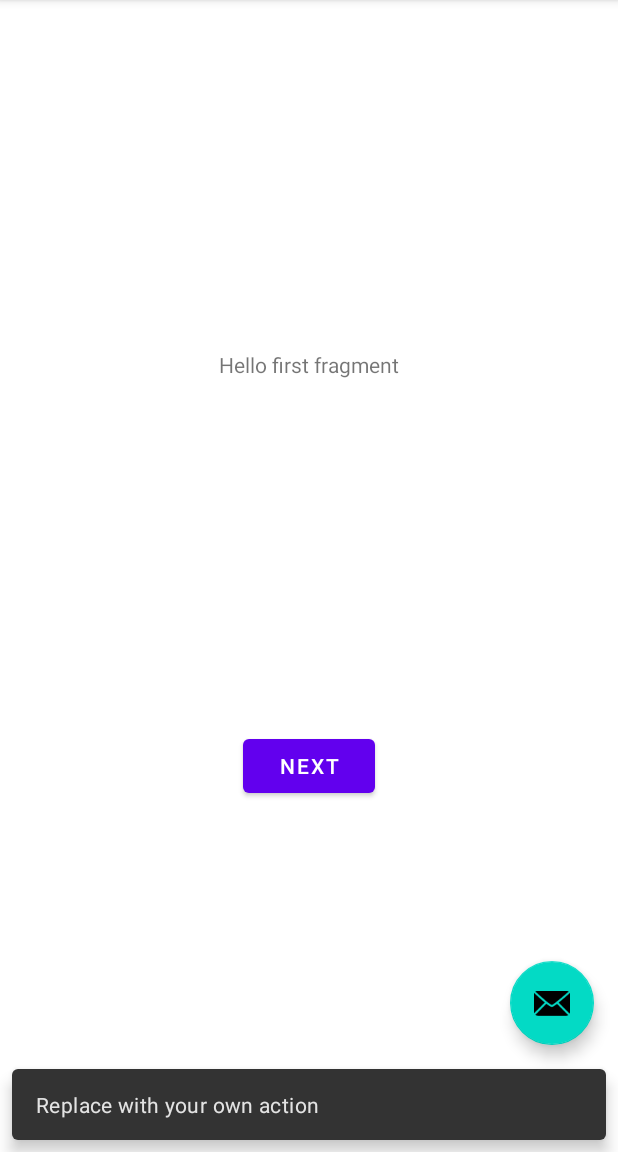
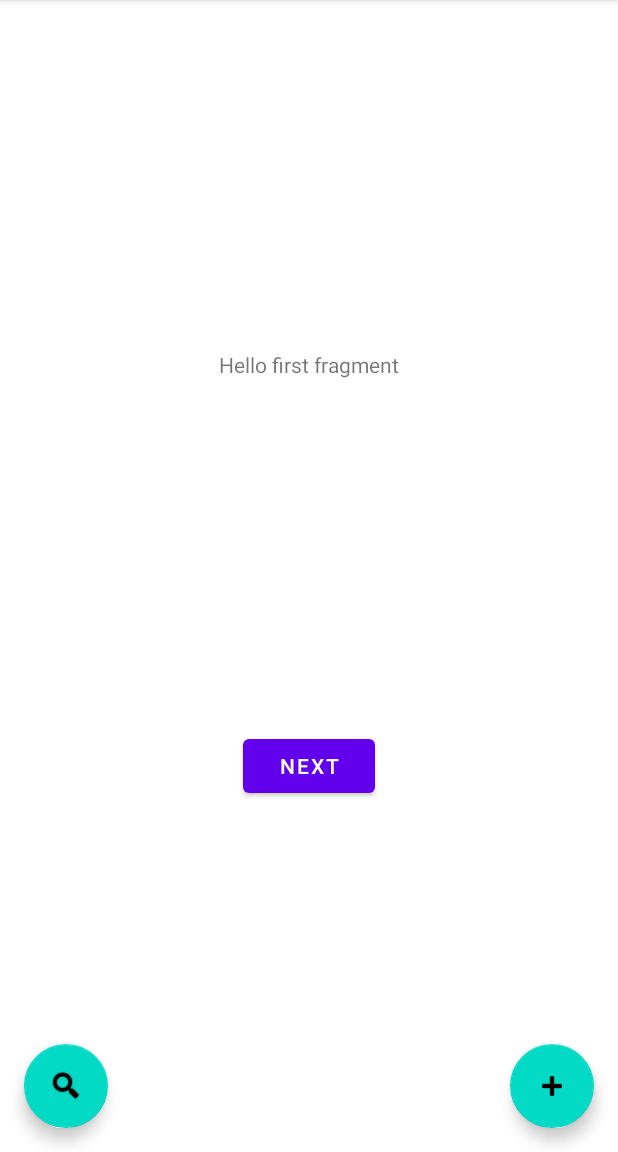
Before and after one commit to danagomezbalada/potatoappdana, an Android app: the PatataActivity screen opened directly, with no data from a screen before it, after a tap on an icon or button, on a phone screen of 412 x 824 dp, the part 84-1236 px from its top. Run offline under Robolectric (Android 15) with nearby library versions, the phone set to English and light mode, and no system bars.

Commit message:
Afegits FloatingActionButton.

```diff
--- a/app/src/main/java/dam2021/mp08/uf1/p1/GOMEZ_DANA/PatataActivity.java
+++ b/app/src/main/java/dam2021/mp08/uf1/p1/GOMEZ_DANA/PatataActivity.java
@@ -1,5 +1,6 @@
 package dam2021.mp08.uf1.p1.GOMEZ_DANA;
 
+import android.content.Intent;
 import android.os.Bundle;
 
 import com.google.android.material.floatingactionbutton.FloatingActionButton;
@@ -23,11 +24,22 @@ public class PatataActivity extends AppCompatActivity {
         setSupportActionBar(toolbar);
 
         FloatingActionButton fab = findViewById(R.id.fab);
+        FloatingActionButton fab2 = findViewById(R.id.fab);
+
         fab.setOnClickListener(new View.OnClickListener() {
             @Override
             public void onClick(View view) {
-                Snackbar.make(view, "Replace with your own action", Snackbar.LENGTH_LONG)
-                        .setAction("Action", null).show();
+                Intent i = new Intent(PatataActivity.this, CercaPatatesFragment.class);
+                startActivity(i);
+
+            }
+        });
+
+        fab2.setOnClickListener(new View.OnClickListener() {
+            @Override
+            public void onClick(View view) {
+                Intent i = new Intent(PatataActivity.this, AfegirPatataFragment.class);
+                startActivity(i);
             }
         });
     }
--- a/app/src/main/java/dam2021/mp08/uf1/p1/GOMEZ_DANA/ui/login/LoginActivity.java
+++ b/app/src/main/java/dam2021/mp08/uf1/p1/GOMEZ_DANA/ui/login/LoginActivity.java
@@ -118,6 +118,10 @@ public class LoginActivity extends AppCompatActivity {
                 loadingProgressBar.setVisibility(View.VISIBLE);
                 loginViewModel.login(usernameEditText.getText().toString(),
                         passwordEditText.getText().toString());
+
+                Intent i = new Intent(LoginActivity.this, PatataActivity.class);
+                startActivity(i);
+
             }
         });
     }
--- a/app/src/main/res/layout/activity_main.xml
+++ b/app/src/main/res/layout/activity_main.xml
@@ -28,6 +28,14 @@
         android:layout_height="wrap_content"
         android:layout_gravity="bottom|end"
         android:layout_margin="@dimen/fab_margin"
-        app:srcCompat="@android:drawable/ic_dialog_email" />
+        app:srcCompat="@android:drawable/ic_input_add" />
+
+    <com.google.android.material.floatingactionbutton.FloatingActionButton
+        android:id="@+id/fab2"
+        android:layout_width="wrap_content"
+        android:layout_height="wrap_content"
+        android:layout_gravity="bottom|start"
+        android:layout_margin="@dimen/fab_margin"
+        app:srcCompat="@android:drawable/ic_search_category_default" />
 
 </androidx.coordinatorlayout.widget.CoordinatorLayout>
--- a/app/src/main/res/navigation/nav_graph.xml
+++ b/app/src/main/res/navigation/nav_graph.xml
@@ -3,26 +3,36 @@
     xmlns:app="http://schemas.android.com/apk/res-auto"
     xmlns:tools="http://schemas.android.com/tools"
     android:id="@+id/nav_graph"
-    app:startDestination="@id/FirstFragment">
+    app:startDestination="@id/LlistaPatatesFragment">
 
     <fragment
-        android:id="@+id/FirstFragment"
+        android:id="@+id/LlistaPatatesFragment"
         android:name="dam2021.mp08.uf1.p1.GOMEZ_DANA.LlistaPatatesFragment"
-        android:label="@string/first_fragment_label"
+        android:label="@string/llista_patates_fragment_label"
         tools:layout="@layout/fragment_llista_patates">
 
         <action
             android:id="@+id/action_FirstFragment_to_SecondFragment"
-            app:destination="@id/SecondFragment" />
+            app:destination="@id/CercaPatatesFragment" />
     </fragment>
     <fragment
-        android:id="@+id/SecondFragment"
+        android:id="@+id/CercaPatatesFragment"
         android:name="dam2021.mp08.uf1.p1.GOMEZ_DANA.CercaPatatesFragment"
-        android:label="@string/second_fragment_label"
+        android:label="@string/cerca_patates_fragment_label"
         tools:layout="@layout/fragment_cerca_patates">
 
         <action
             android:id="@+id/action_SecondFragment_to_FirstFragment"
-            app:destination="@id/FirstFragment" />
+            app:destination="@id/LlistaPatatesFragment" />
+    </fragment>
+    <fragment
+        android:id="@+id/AfegirPatataFragment"
+        android:name="dam2021.mp08.uf1.p1.GOMEZ_DANA.AfegirPatataFragment"
+        android:label="@string/afegir_patata_fragment_label"
+        tools:layout="@layout/fragment_afegir_patata">
+
+        <action
+            android:id="@+id/action_SecondFragment_to_FirstFragment"
+            app:destination="@id/LlistaPatatesFragment" />
     </fragment>
 </navigation>
--- a/app/src/main/res/values/strings.xml
+++ b/app/src/main/res/values/strings.xml
@@ -2,8 +2,9 @@
     <string name="app_name">Pràctica 1 - La patata</string>
     <string name="action_settings">Settings</string>
     <!-- Strings used for fragments for navigation -->
-    <string name="first_fragment_label">First Fragment</string>
-    <string name="second_fragment_label">Second Fragment</string>
+    <string name="llista_patates_fragment_label">Llista Patates Fragment</string>
+    <string name="cerca_patates_fragment_label">Cerca Patates Fragment</string>
+    <string name="afegir_patata_fragment_label">Afegir Patates Fragment</string>
     <string name="next">Next</string>
     <string name="previous">Previous</string>
 
```
